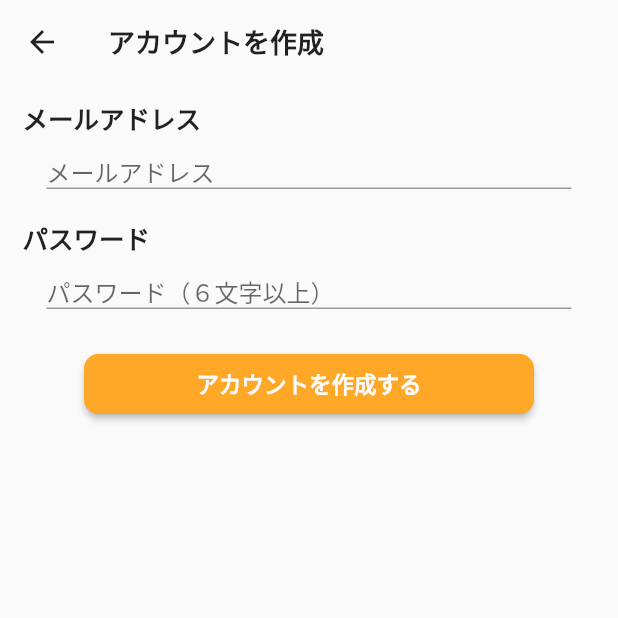
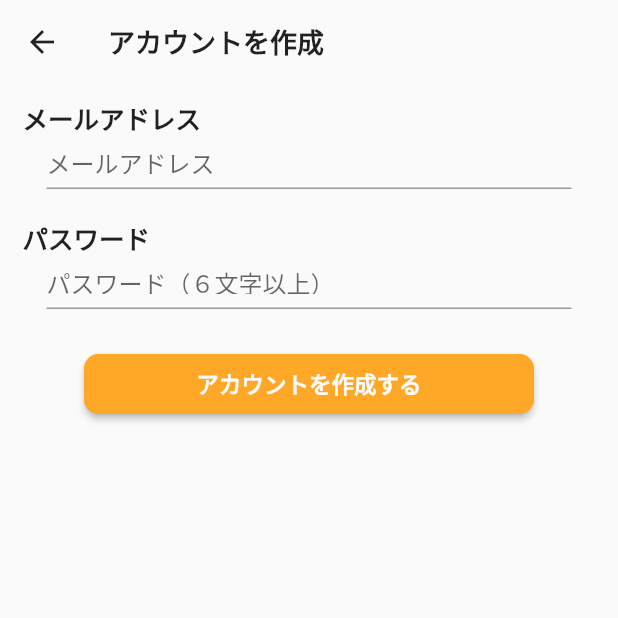
Before and after one commit to gawasa29/Food_App, a Flutter app: the SingUpScreen screen opened directly, on a phone screen of 412 x 824 dp, the top half of it. Run offline on Flutter 3.47's test engine with Material 2 defaults, Android fonts, the phone set to English and light mode, and no system bars; our stand-ins replace cloud_firestore, contained_tab_bar_view, firebase_auth, firebase_core, fl_chart, flutter_riverpod and 3 more; accounts and stored records are empty; network calls fail.

Commit message:
TextForm変えた

```diff
--- a/lib/ui/signup/SignUpScreen.dart
+++ b/lib/ui/signup/SignUpScreen.dart
@@ -1,5 +1,6 @@
 import 'package:firebase_auth/firebase_auth.dart';
 import 'package:flutter/material.dart';
+import 'package:food_app/const.dart';
 
 import '../emailcheck/EmailCheckScreen.dart';
 
@@ -59,7 +60,14 @@ class _SingUpScreenState extends State<SingUpScreen> {
                 width: 350,
                 height: 20,
                 child: TextFormField(
-                  decoration: const InputDecoration(labelText: "メールアドレス"),
+                  decoration: const InputDecoration(
+                    hintText: "メールアドレス",
+                    focusedBorder: UnderlineInputBorder(
+                      borderSide: BorderSide(
+                        color: Color(COLOR_PRIMARY),
+                      ),
+                    ),
+                  ),
                   onChanged: (String value) {
                     setState(() {
                       newUserEmail = value;
@@ -94,7 +102,14 @@ class _SingUpScreenState extends State<SingUpScreen> {
                 width: 350,
                 height: 20,
                 child: TextFormField(
-                  decoration: const InputDecoration(labelText: "パスワード（６文字以上）"),
+                  decoration: const InputDecoration(
+                    hintText: "パスワード（６文字以上）",
+                    focusedBorder: UnderlineInputBorder(
+                      borderSide: BorderSide(
+                        color: Color(COLOR_PRIMARY),
+                      ),
+                    ),
+                  ),
                   // パスワードが見えないようにする
                   obscureText: true,
                   onChanged: (String value) {
@@ -112,12 +127,12 @@ class _SingUpScreenState extends State<SingUpScreen> {
             height: 40,
             child: ElevatedButton(
               style: ElevatedButton.styleFrom(
-                primary: Colors.orange[400],
+                primary: Color(COLOR_PRIMARY),
                 padding: const EdgeInsets.only(top: 7, bottom: 7),
                 shape: RoundedRectangleBorder(
                     borderRadius: BorderRadius.circular(10.0),
                     side: const BorderSide(
-                      color: Color.fromRGBO(255, 167, 38, 1),
+                      color: Color(COLOR_PRIMARY),
                     )),
               ),
               child: const Text(
```
Also changed, not shown: lib/ui/login/LoginScreen.dart (+17 -3 lines).
